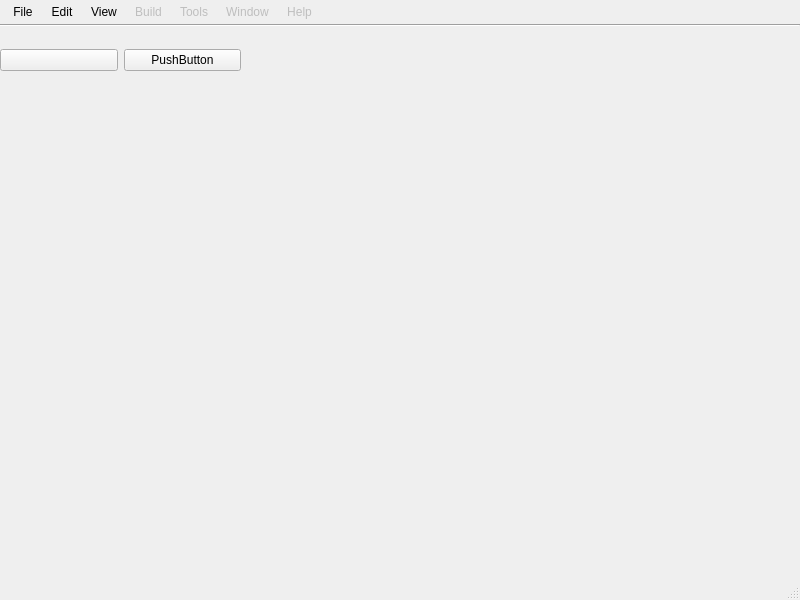
This is mainwindow.ui in Mushkrem/vbbas as Qt 5 draws it before an edit. The edited form follows.
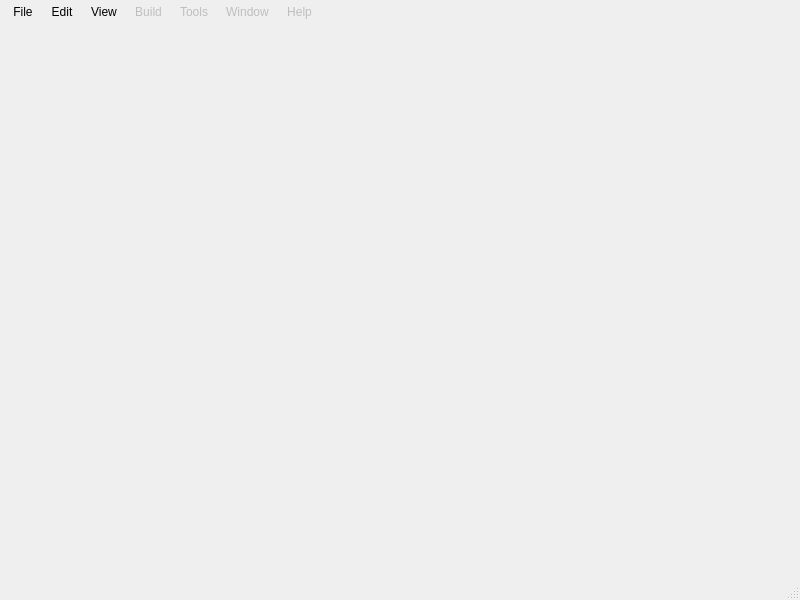
This is the edited form. Icons and pictures are not drawn.

```diff
--- a/mainwindow.ui
+++ b/mainwindow.ui
@@ -13,83 +13,19 @@
   <property name="windowTitle">
    <string>vbbas</string>
   </property>
-  <widget class="QWidget" name="centralwidget">
-   <widget class="Line" name="line">
-    <property name="geometry">
-     <rect>
-      <x>0</x>
-      <y>0</y>
-      <width>800</width>
-      <height>2</height>
-     </rect>
-    </property>
-    <property name="sizePolicy">
-     <sizepolicy hsizetype="Maximum" vsizetype="Fixed">
-      <horstretch>0</horstretch>
-      <verstretch>0</verstretch>
-     </sizepolicy>
-    </property>
-    <property name="orientation">
-     <enum>Qt::Orientation::Horizontal</enum>
-    </property>
-   </widget>
-   <widget class="QWidget" name="horizontalLayoutWidget">
-    <property name="geometry">
-     <rect>
-      <x>0</x>
-      <y>-1</y>
-      <width>241</width>
-      <height>74</height>
-     </rect>
-    </property>
-    <layout class="QHBoxLayout" name="horizontalLayout" stretch="0,0">
-     <property name="spacing">
-      <number>6</number>
-     </property>
-     <property name="sizeConstraint">
-      <enum>QLayout::SizeConstraint::SetDefaultConstraint</enum>
-     </property>
-     <property name="leftMargin">
-      <number>0</number>
-     </property>
-     <item>
-      <widget class="QPushButton" name="pushButton_2">
-       <property name="autoFillBackground">
-        <bool>false</bool>
-       </property>
-       <property name="styleSheet">
-        <string notr="true"/>
-       </property>
-       <property name="text">
-        <string/>
-       </property>
-       <property name="icon">
-        <iconset theme="QIcon::ThemeIcon::AddressBookNew"/>
-       </property>
-       <property name="checkable">
-        <bool>false</bool>
-       </property>
-       <property name="checked">
-        <bool>false</bool>
-       </property>
-      </widget>
-     </item>
-     <item>
-      <widget class="QPushButton" name="pushButton">
-       <property name="maximumSize">
-        <size>
-         <width>16777215</width>
-         <height>16777215</height>
-        </size>
-       </property>
-       <property name="text">
-        <string>PushButton</string>
-       </property>
-      </widget>
-     </item>
-    </layout>
-   </widget>
-  </widget>
+  <property name="toolButtonStyle">
+   <enum>Qt::ToolButtonStyle::ToolButtonIconOnly</enum>
+  </property>
+  <property name="documentMode">
+   <bool>false</bool>
+  </property>
+  <property name="dockOptions">
+   <set>QMainWindow::DockOption::AllowTabbedDocks|QMainWindow::DockOption::AnimatedDocks</set>
+  </property>
+  <property name="unifiedTitleAndToolBarOnMac">
+   <bool>false</bool>
+  </property>
+  <widget class="QWidget" name="centralwidget"/>
   <widget class="QMenuBar" name="menubar">
    <property name="geometry">
     <rect>
```
Left out of the diff: 5 changed lines with no effect on the pictures.
